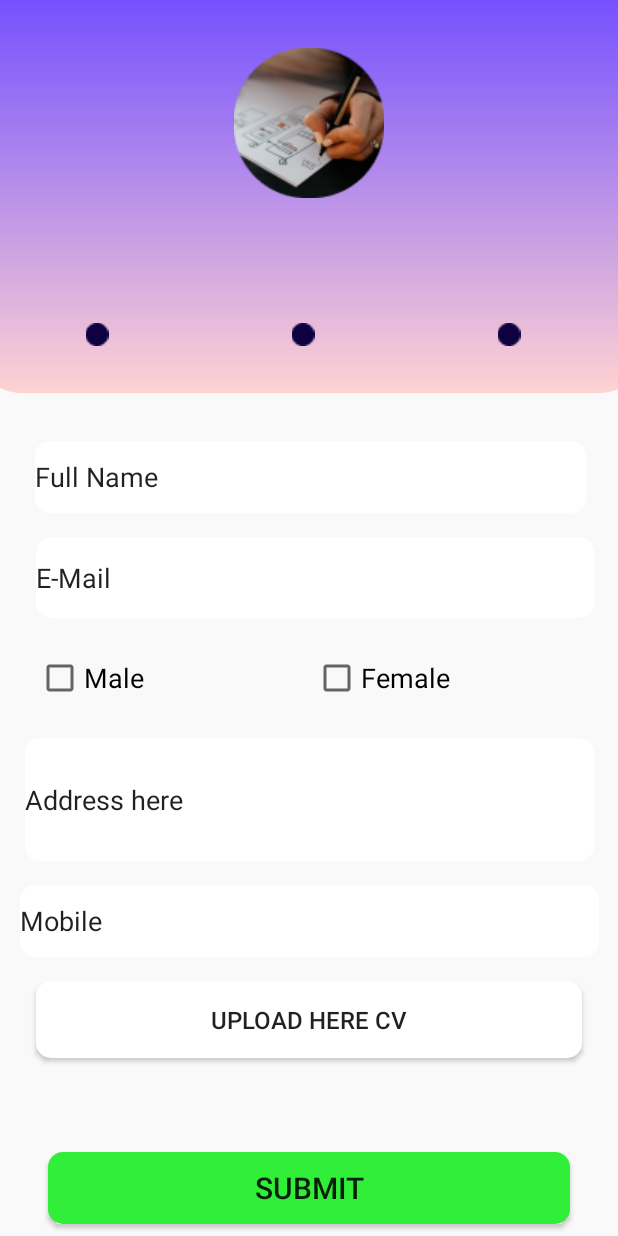
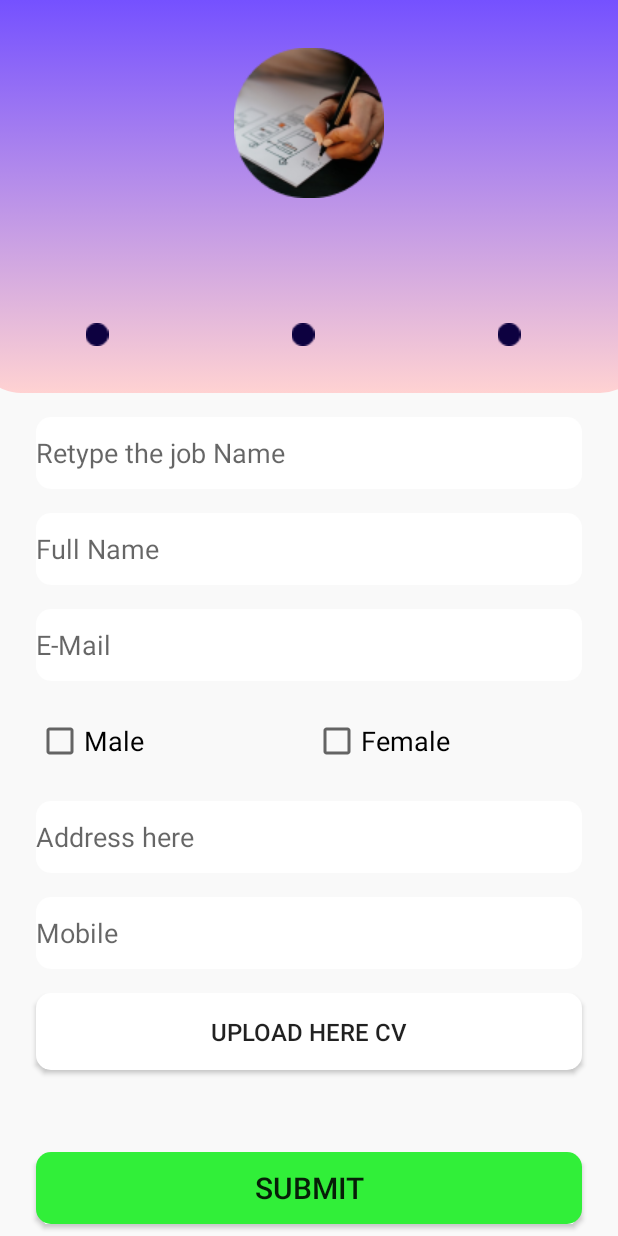
Before and after one commit to it-21360978/Applied, an Android app: the JobForm_Activity screen opened directly, with no data from a screen before it, on a phone screen of 412 x 824 dp. Run offline under Robolectric (Android 15) with nearby library versions, the phone set to English and light mode, and no system bars; our stand-ins replace Firebase (no records; nobody signed in at launch, a user with empty details on screens opened directly).

Commit message:
ADD SOME LAYOUT AND EDIT

```diff
--- a/app/src/main/java/com/example/job_portal/Job.kt
+++ b/app/src/main/java/com/example/job_portal/Job.kt
@@ -7,5 +7,7 @@ data class Job(
     val sGender2: Boolean,
     val sAddress: String = "",
     val sMobile: String = "",
-    val cvUrl: String = ""
+    val jobName:String="",
+    val cvUrl: String = "",
+
 )
--- a/app/src/main/res/layout/activity_job_form.xml
+++ b/app/src/main/res/layout/activity_job_form.xml
@@ -49,8 +49,10 @@
         android:orientation="horizontal"
         app:layout_constraintBottom_toBottomOf="parent"
         app:layout_constraintEnd_toEndOf="parent"
+        app:layout_constraintHorizontal_bias="0.0"
         app:layout_constraintStart_toStartOf="parent"
-        app:layout_constraintTop_toTopOf="parent">
+        app:layout_constraintTop_toTopOf="parent"
+        app:layout_constraintVertical_bias="0.0">
 
         <ImageView
             android:id="@+id/dot1"
@@ -117,31 +119,46 @@
 
     <EditText
         android:id="@+id/fllnme"
-        android:layout_width="367dp"
+        android:layout_width="0dp"
         android:layout_height="48dp"
         android:layout_marginStart="24dp"
-        android:layout_marginTop="32dp"
+        android:layout_marginTop="16dp"
         android:layout_marginEnd="24dp"
         android:background="@drawable/background_box"
         android:ems="10"
+        android:hint="@string/form_name"
         android:inputType="textPersonName"
-        android:text="@string/form_name"
         app:layout_constraintEnd_toEndOf="parent"
         app:layout_constraintHorizontal_bias="0.23"
+        app:layout_constraintStart_toStartOf="parent"
+        app:layout_constraintTop_toBottomOf="@+id/jobName" />
+
+    <EditText
+        android:id="@+id/jobName"
+        android:layout_width="0dp"
+        android:layout_height="48dp"
+        android:layout_marginStart="24dp"
+        android:layout_marginTop="16dp"
+        android:layout_marginEnd="24dp"
+        android:background="@drawable/background_box"
+        android:hint="Retype the job Name"
+        android:textColor="#101010"
+        app:layout_constraintBottom_toTopOf="@+id/fllnme"
+        app:layout_constraintEnd_toEndOf="parent"
         app:layout_constraintStart_toStartOf="parent"
         app:layout_constraintTop_toBottomOf="@+id/topBox2" />
 
     <EditText
         android:id="@+id/emailtxt"
-        android:layout_width="match_parent"
-        android:layout_height="54dp"
+        android:layout_width="0dp"
+        android:layout_height="48dp"
         android:layout_marginStart="24dp"
         android:layout_marginTop="16dp"
-        android:layout_marginEnd="16dp"
+        android:layout_marginEnd="24dp"
         android:background="@drawable/background_box"
         android:ems="10"
+        android:hint="@string/form_email"
         android:inputType="textEmailAddress"
-        android:text="@string/form_email"
         app:layout_constraintEnd_toEndOf="parent"
         app:layout_constraintHorizontal_bias="0.11"
         app:layout_constraintStart_toStartOf="parent"
@@ -174,28 +191,28 @@
 
     <EditText
         android:id="@+id/addresstxt"
-        android:layout_width="379dp"
-        android:layout_height="82dp"
+        android:layout_width="0dp"
+        android:layout_height="48dp"
         android:layout_marginStart="24dp"
         android:layout_marginTop="16dp"
         android:layout_marginEnd="24dp"
         android:background="@drawable/background_box"
-        android:text="@string/form_address"
+        android:hint="@string/form_address"
         app:layout_constraintEnd_toEndOf="parent"
         app:layout_constraintStart_toStartOf="parent"
         app:layout_constraintTop_toBottomOf="@+id/checkBox1" />
 
     <EditText
         android:id="@+id/mbiletxt"
-        android:layout_width="386dp"
+        android:layout_width="0dp"
         android:layout_height="48dp"
         android:layout_marginStart="24dp"
         android:layout_marginTop="16dp"
         android:layout_marginEnd="24dp"
         android:background="@drawable/background_box"
         android:ems="10"
+        android:hint="@string/form_mobile"
         android:inputType="phone"
-        android:text="@string/form_mobile"
         app:layout_constraintEnd_toEndOf="parent"
         app:layout_constraintStart_toStartOf="parent"
         app:layout_constraintTop_toBottomOf="@+id/addresstxt" />
@@ -218,11 +235,11 @@
 
     <Button
         android:id="@+id/submitbtn"
-        android:layout_width="match_parent"
+        android:layout_width="0dp"
         android:layout_height="wrap_content"
-        android:layout_marginStart="32dp"
+        android:layout_marginStart="24dp"
         android:layout_marginTop="@dimen/job_form_margin_top"
-        android:layout_marginEnd="@dimen/job_form_Btn_margin_end"
+        android:layout_marginEnd="24dp"
         android:layout_marginBottom="8dp"
         android:background="@drawable/btn_box"
         android:text="@string/submit_btn"
```
Also changed, not shown: app/src/main/java/com/example/job_portal/JobForm_Activity.kt (+7 -2 lines), app/src/main/res/layout/activity_card_view.xml (+41 -0 lines), app/src/main/res/layout/activity_jobedite_delete.xml (+70 -50 lines), app/src/main/res/layout/activity_seeker_profile.xml (+27 -29 lines), app/src/main/res/layout/retrieveapplication.xml (added, +67 -0 lines).
